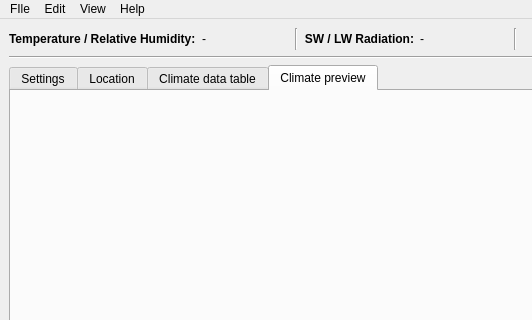
Qt form DWDWeatherDataConverter/src/DWDMainWindow.ui (hirseboy/DWD-Weather-Data-Converter) before a commit; both pictures show x 0 to 532 and y 0 to 320 of the 1335 by 472 pixel window.
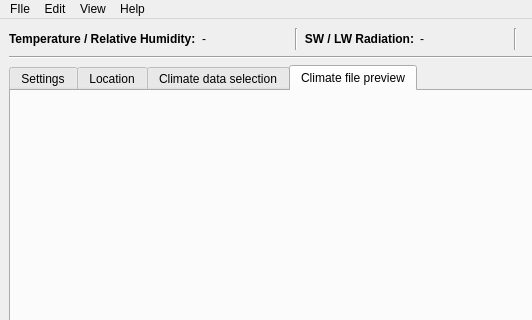
The same form after that commit. Custom widgets are drawn as their Qt base class.

Patch:
```diff
--- a/DWDWeatherDataConverter/src/DWDMainWindow.ui
+++ b/DWDWeatherDataConverter/src/DWDMainWindow.ui
@@ -316,7 +316,7 @@
       </widget>
       <widget class="QWidget" name="tab_2">
        <attribute name="title">
-        <string>Climate data table</string>
+        <string>Climate data selection</string>
        </attribute>
        <layout class="QGridLayout" name="gridLayout_5" columnstretch="1,0">
         <item row="0" column="1">
@@ -507,7 +507,7 @@
       </widget>
       <widget class="QWidget" name="tabPreview">
        <attribute name="title">
-        <string>Climate preview</string>
+        <string>Climate file preview</string>
        </attribute>
        <layout class="QGridLayout" name="gridLayout_7">
         <item row="0" column="0">
```
Left out of the diff: 218 changed lines with no effect on the pictures.
